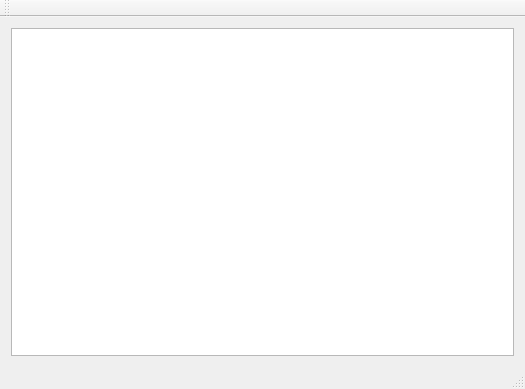
This is mainwindow.ui in sutajiokousagi/xtaf-explorer as Qt 5 draws it before an edit. The edited form follows.
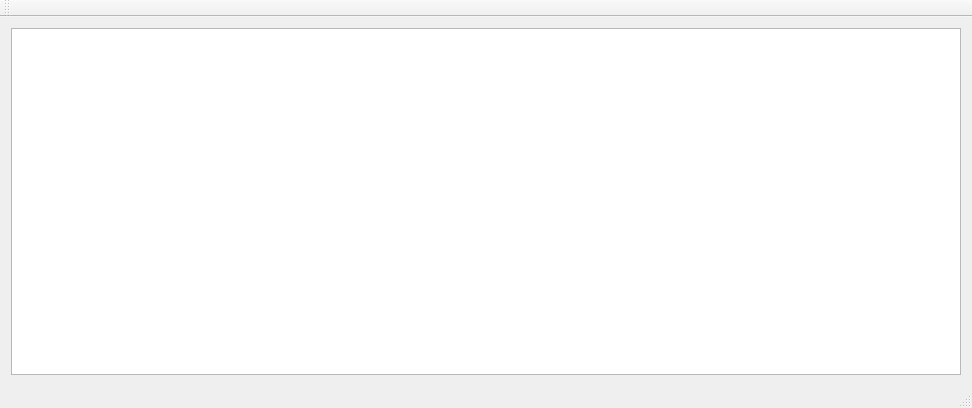
This is the edited form.

The edit to the form file:
```diff
--- a/mainwindow.ui
+++ b/mainwindow.ui
@@ -6,8 +6,8 @@
    <rect>
     <x>0</x>
     <y>0</y>
-    <width>525</width>
-    <height>389</height>
+    <width>972</width>
+    <height>408</height>
    </rect>
   </property>
   <property name="windowTitle">
@@ -20,6 +20,15 @@
       <property name="animated">
        <bool>true</bool>
       </property>
+      <attribute name="headerCascadingSectionResizes">
+       <bool>false</bool>
+      </attribute>
+      <attribute name="headerDefaultSectionSize">
+       <number>120</number>
+      </attribute>
+      <attribute name="headerStretchLastSection">
+       <bool>false</bool>
+      </attribute>
      </widget>
     </item>
    </layout>
```
Left out of the diff: 4 changed lines with no effect on the pictures.
